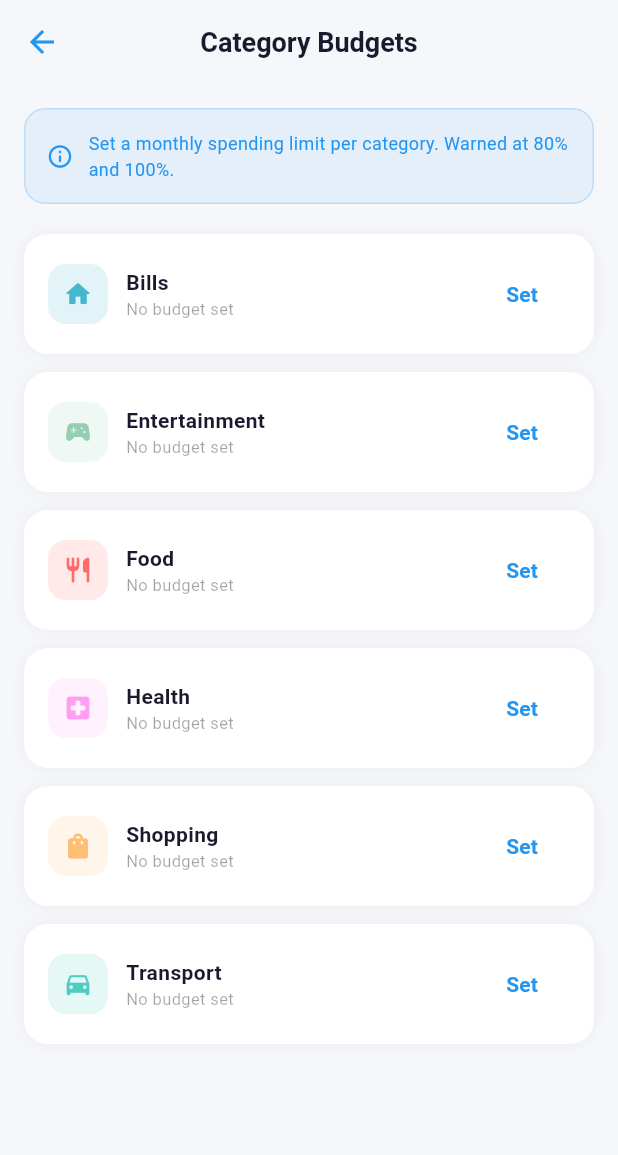
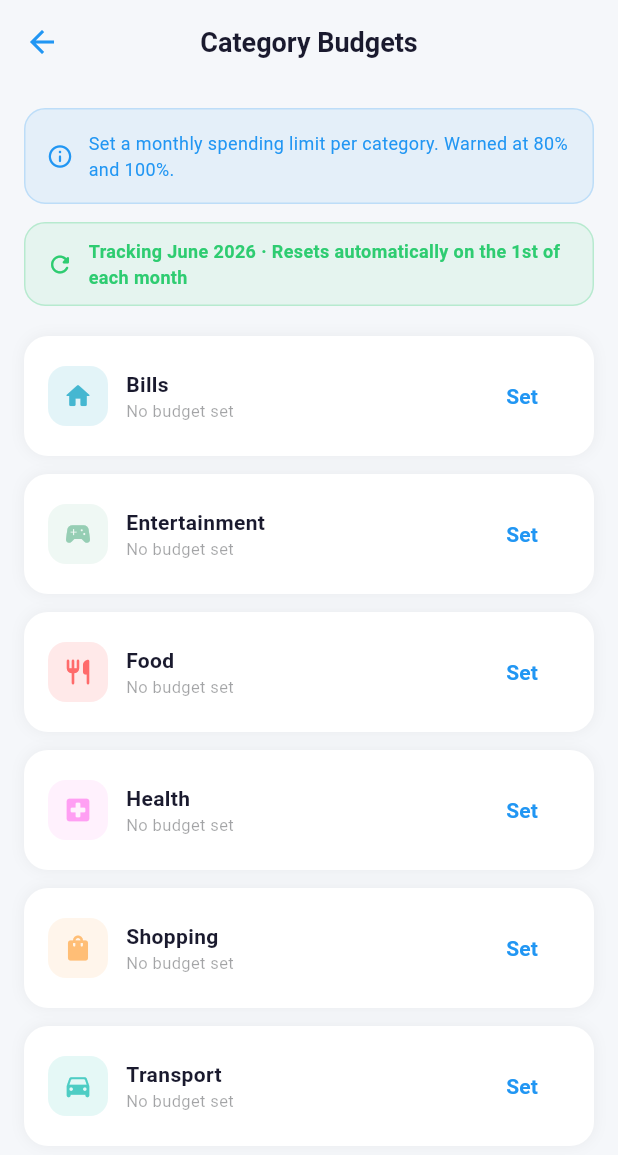
Before and after one commit to Anismones10/Spendly_V3, a Flutter app: the _CategoryBudgetsPage screen opened directly, on a phone screen of 412 x 824 dp. Shown: the top 1155 px of the screen. Run offline on Flutter 3.47's test engine with Material 3 defaults, Android fonts, the phone set to English and light mode, and no system bars; our stand-ins replace audioplayers, cloud_firestore, csv, firebase_auth, firebase_core, fl_chart and 11 more; missing offline and left inert: home_widget, tutorial_coach_mark; accounts and stored records are empty.

Commit message:
initial commit

```diff
--- a/lib/screens/settings_screen.dart
+++ b/lib/screens/settings_screen.dart
@@ -702,7 +702,7 @@ class _CategoryBudgetsPage extends StatelessWidget {
         children: [
           Container(
             padding: const EdgeInsets.all(14),
-            margin: const EdgeInsets.only(bottom: 20),
+            margin: const EdgeInsets.only(bottom: 12),
             decoration: BoxDecoration(
               color: theme.colorScheme.primary.withOpacity(0.08),
               borderRadius: BorderRadius.circular(14),
@@ -720,6 +720,34 @@ class _CategoryBudgetsPage extends StatelessWidget {
                     style: TextStyle(
                         fontSize: 12,
                         color: theme.colorScheme.primary,
+                        height: 1.4),
+                  ),
+                ),
+              ],
+            ),
+          ),
+          // ── Monthly reset indicator ──────────────────────────────
+          Container(
+            padding: const EdgeInsets.symmetric(horizontal: 14, vertical: 10),
+            margin: const EdgeInsets.only(bottom: 20),
+            decoration: BoxDecoration(
+              color: const Color(0xFF2ECC71).withOpacity(0.08),
+              borderRadius: BorderRadius.circular(14),
+              border: Border.all(
+                  color: const Color(0xFF2ECC71).withOpacity(0.25)),
+            ),
+            child: Row(
+              children: [
+                const Icon(Icons.refresh_rounded,
+                    color: Color(0xFF2ECC71), size: 18),
+                const SizedBox(width: 10),
+                Expanded(
+                  child: Text(
+                    'Tracking ${AppUtils.formatMonthYear(now)} · Resets automatically on the 1st of each month',
+                    style: const TextStyle(
+                        fontSize: 12,
+                        color: Color(0xFF2ECC71),
+                        fontWeight: FontWeight.w600,
                         height: 1.4),
                   ),
                 ),
```
Also changed, not shown: lib/screens/statistics_screen.dart (+25 -5 lines), 2 other files.
